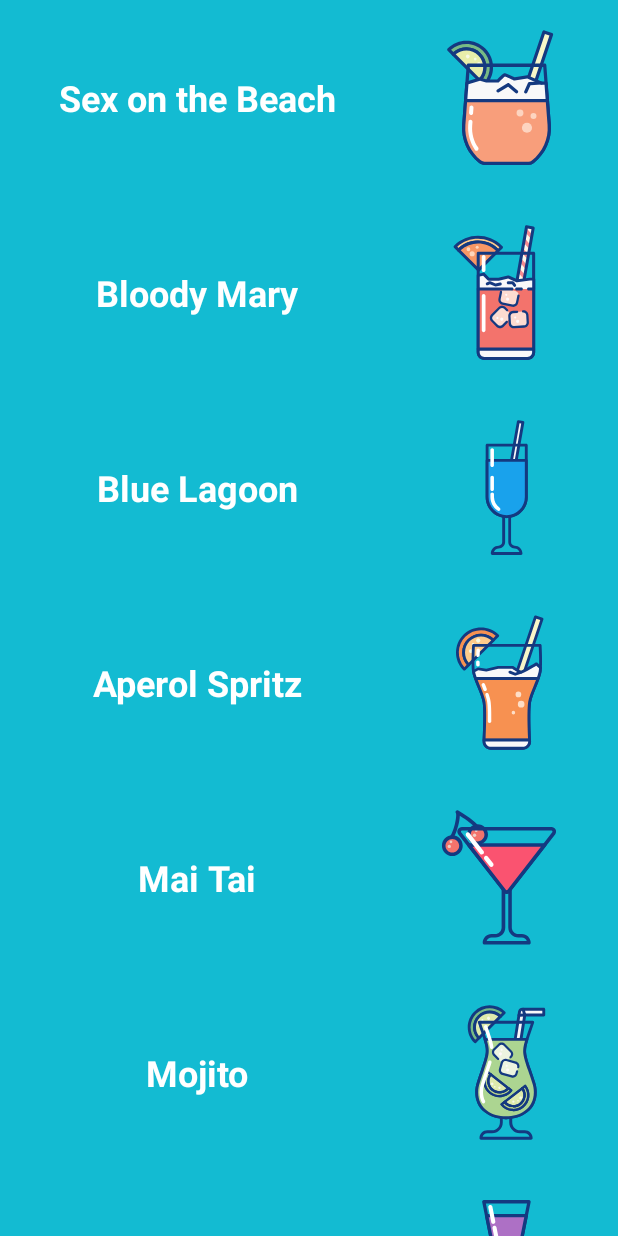
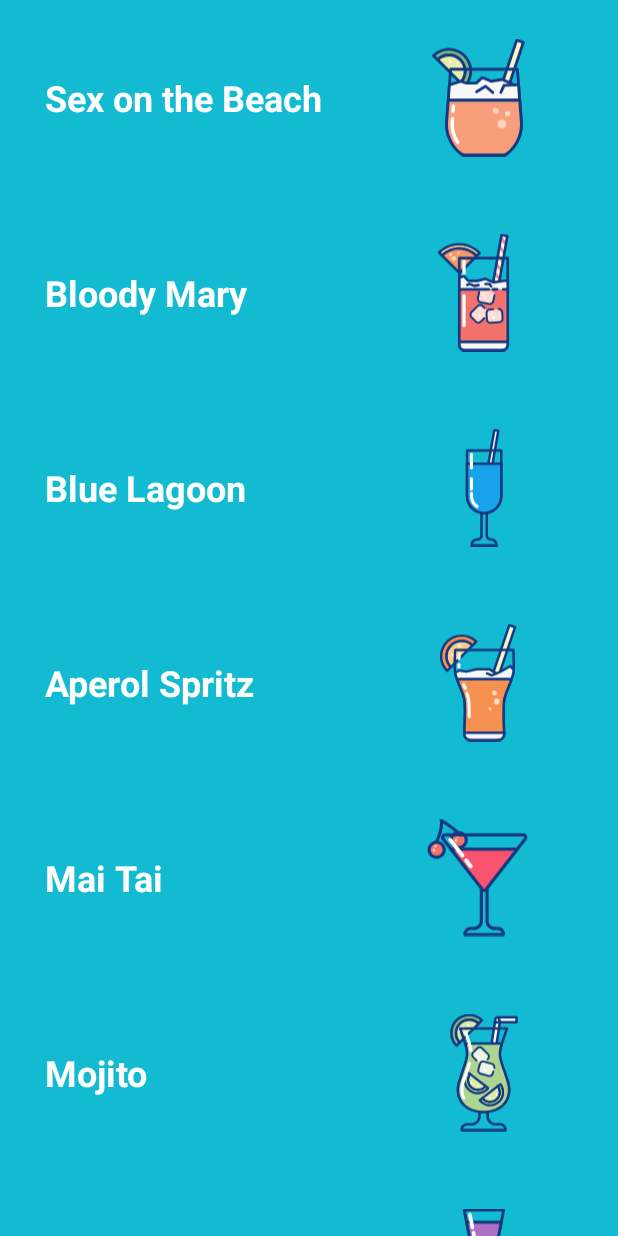
Before and after one commit to sub-standard/wAIter, an Android app: the screen it shows after launch (MainActivity), on a phone screen of 412 x 824 dp. Run offline under Robolectric (Android 15) with nearby library versions, the phone set to English and light mode, and no system bars; our stand-ins replace data binding; libraries missing offline, so code that uses them is left out: com.mongodb.stitch, com.uriio.beacons; 2 statements that could not run were skipped.

Commit message:
Alignment of text

```diff
--- a/app/app/src/main/java/com/substandard/waiter/ui/main/OrderedFragment.kt
+++ b/app/app/src/main/java/com/substandard/waiter/ui/main/OrderedFragment.kt
@@ -28,8 +28,6 @@ class OrderedFragment : Fragment() {
         binding = OrderedFragmentBinding.inflate(inflater, container, false)
         binding.lifecycleOwner = this
 
-        println("onCreateView")
-
         return binding.root
 
     }
--- a/app/app/src/main/res/layout/order_fragment.xml
+++ b/app/app/src/main/res/layout/order_fragment.xml
@@ -33,13 +33,14 @@
                     android:layout_width="match_parent"
                     android:layout_height="wrap_content"
                     android:onClick="@{()->fragment.onDrinkPress(drinks.SOTB)}"
-                    android:orientation="horizontal">
+                    android:orientation="horizontal"
+                    android:layout_marginHorizontal="30dp">
 
                     <TextView
                         android:layout_width="200dp"
                         android:layout_height="match_parent"
                         android:layout_weight="1"
-                        android:gravity="center"
+                        android:gravity="center|left"
                         android:text="Sex on the Beach"
                         android:textColor="#FFFFFF"
                         android:textSize="24dp"
@@ -60,13 +61,14 @@
                     android:layout_width="match_parent"
                     android:layout_height="wrap_content"
                     android:onClick="@{()->fragment.onDrinkPress(drinks.BM)}"
-                    android:orientation="horizontal">
+                    android:orientation="horizontal"
+                    android:layout_marginHorizontal="30dp">
 
                     <TextView
                         android:layout_width="200dp"
                         android:layout_height="match_parent"
                         android:layout_weight="1"
-                        android:gravity="center"
+                        android:gravity="center|left"
                         android:text="Bloody Mary"
                         android:textColor="#FFFFFF"
                         android:textSize="24dp"
@@ -87,13 +89,14 @@
                     android:layout_width="match_parent"
                     android:layout_height="wrap_content"
                     android:onClick="@{()->fragment.onDrinkPress(drinks.BL)}"
-                    android:orientation="horizontal">
+                    android:orientation="horizontal"
+                    android:layout_marginHorizontal="30dp">
 
                     <TextView
                         android:layout_width="200dp"
                         android:layout_height="match_parent"
                         android:layout_weight="1"
-                        android:gravity="center"
+                        android:gravity="center|left"
                         android:text="Blue Lagoon"
                         android:textColor="#FFFFFF"
                         android:textSize="24dp"
@@ -114,13 +117,14 @@
                     android:layout_width="match_parent"
                     android:layout_height="wrap_content"
                     android:onClick="@{()->fragment.onDrinkPress(drinks.AS)}"
-                    android:orientation="horizontal">
+                    android:orientation="horizontal"
+                    android:layout_marginHorizontal="30dp">
 
                     <TextView
                         android:layout_width="200dp"
                         android:layout_height="match_parent"
                         android:layout_weight="1"
-                        android:gravity="center"
+                        android:gravity="center|left"
                         android:text="Aperol Spritz"
                         android:textColor="#FFFFFF"
                         android:textSize="24dp"
@@ -141,13 +145,14 @@
                     android:layout_width="match_parent"
                     android:layout_height="wrap_content"
                     android:onClick="@{()->fragment.onDrinkPress(drinks.MT)}"
-                    android:orientation="horizontal">
+                    android:orientation="horizontal"
+                    android:layout_marginHorizontal="30dp">
 
                     <TextView
                         android:layout_width="200dp"
                         android:layout_height="match_parent"
                         android:layout_weight="1"
-                        android:gravity="center"
+                        android:gravity="center|left"
                         android:text="Mai Tai"
                         android:textColor="#FFFFFF"
                         android:textSize="24dp"
@@ -168,13 +173,14 @@
                     android:layout_width="match_parent"
                     android:layout_height="wrap_content"
                     android:onClick="@{()->fragment.onDrinkPress(drinks.MJ)}"
-                    android:orientation="horizontal">
+                    android:orientation="horizontal"
+                    android:layout_marginHorizontal="30dp">
 
                     <TextView
                         android:layout_width="200dp"
                         android:layout_height="match_parent"
                         android:layout_weight="1"
-                        android:gravity="center"
+                        android:gravity="center|left"
                         android:text="Mojito"
                         android:textColor="#FFFFFF"
                         android:textSize="24dp"
@@ -195,13 +201,14 @@
                     android:layout_width="match_parent"
                     android:layout_height="wrap_content"
                     android:onClick="@{()->fragment.onDrinkPress(drinks.PR)}"
-                    android:orientation="horizontal">
+                    android:orientation="horizontal"
+                    android:layout_marginHorizontal="30dp">
 
                     <TextView
                         android:layout_width="200dp"
                         android:layout_height="match_parent"
                         android:layout_weight="1"
-                        android:gravity="center"
+                        android:gravity="center|left"
                         android:text="Purple Rain"
                         android:textColor="#FFFFFF"
                         android:textSize="24dp"
@@ -222,13 +229,14 @@
                     android:layout_width="match_parent"
                     android:layout_height="wrap_content"
                     android:onClick="@{()->fragment.onDrinkPress(drinks.WM)}"
-                    android:orientation="horizontal">
+                    android:orientation="horizontal"
+                    android:layout_marginHorizontal="30dp">
 
                     <TextView
                         android:layout_width="200dp"
                         android:layout_height="match_parent"
                         android:layout_weight="1"
-                        android:gravity="center"
+                        android:gravity="center|left"
                         android:text="Watermelon Margarita"
                         android:textColor="#FFFFFF"
                         android:textSize="24dp"
```
